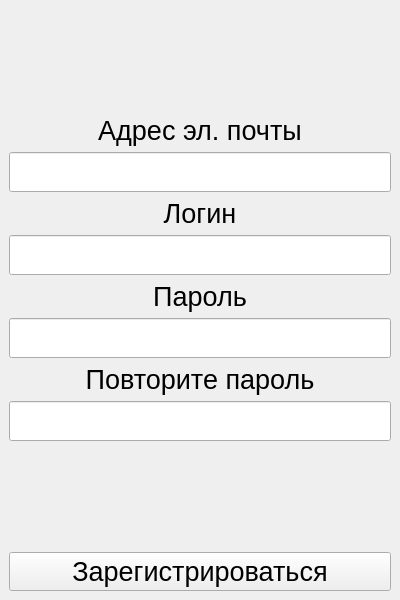
The window that client/registration.ui (YFender/Messenger) describes before a commit, drawn with Qt 5.
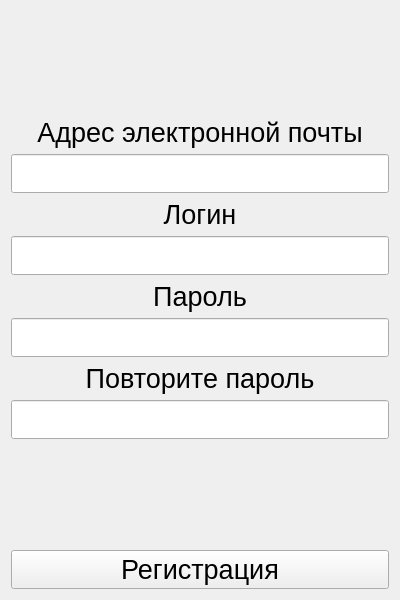
The same window after the commit.

Patch:
```diff
--- a/client/registration.ui
+++ b/client/registration.ui
@@ -1,7 +1,7 @@
 <?xml version="1.0" encoding="UTF-8"?>
 <ui version="4.0">
  <class>Registration</class>
- <widget class="QMainWindow" name="Registration">
+ <widget class="QWidget" name="Registration">
   <property name="geometry">
    <rect>
     <x>0</x>
@@ -25,12 +25,9 @@
   <property name="windowTitle">
    <string>MainWindow</string>
   </property>
-  <widget class="QWidget" name="centralwidget">
    <layout class="QVBoxLayout" name="verticalLayout">
     <item>
-     <layout class="QVBoxLayout" name="verticalLayout_2">
-      <item>
-       <spacer name="verticalSpacer">
+    <spacer name="verticalSpacer_2">
         <property name="orientation">
          <enum>Qt::Vertical</enum>
         </property>
@@ -43,14 +40,14 @@
        </spacer>
       </item>
       <item>
-       <widget class="QLabel" name="label">
+    <widget class="QLabel" name="label_email">
         <property name="font">
          <font>
           <pointsize>20</pointsize>
          </font>
         </property>
         <property name="text">
-         <string>Адрес эл. почты</string>
+      <string>Адрес электронной почты</string>
         </property>
         <property name="alignment">
          <set>Qt::AlignCenter</set>
@@ -59,22 +56,15 @@
       </item>
       <item>
        <widget class="QLineEdit" name="lineEdit_email">
-        <property name="sizePolicy">
-         <sizepolicy hsizetype="Expanding" vsizetype="Preferred">
-          <horstretch>0</horstretch>
-          <verstretch>0</verstretch>
-         </sizepolicy>
-        </property>
-        <property name="minimumSize">
-         <size>
-          <width>0</width>
-          <height>40</height>
-         </size>
+     <property name="font">
+      <font>
+       <pointsize>20</pointsize>
+      </font>
         </property>
        </widget>
       </item>
       <item>
-       <widget class="QLabel" name="label_2">
+    <widget class="QLabel" name="label_login">
         <property name="font">
          <font>
           <pointsize>20</pointsize>
@@ -90,22 +80,15 @@
       </item>
       <item>
        <widget class="QLineEdit" name="lineEdit_login">
-        <property name="sizePolicy">
-         <sizepolicy hsizetype="Expanding" vsizetype="Preferred">
-          <horstretch>0</horstretch>
-          <verstretch>0</verstretch>
-         </sizepolicy>
-        </property>
-        <property name="minimumSize">
-         <size>
-          <width>0</width>
-          <height>40</height>
-         </size>
+     <property name="font">
+      <font>
+       <pointsize>20</pointsize>
+      </font>
         </property>
        </widget>
       </item>
       <item>
-       <widget class="QLabel" name="label_3">
+    <widget class="QLabel" name="label_password">
         <property name="font">
          <font>
           <pointsize>20</pointsize>
@@ -121,22 +104,18 @@
       </item>
       <item>
        <widget class="QLineEdit" name="lineEdit_password">
-        <property name="sizePolicy">
-         <sizepolicy hsizetype="Expanding" vsizetype="Preferred">
-          <horstretch>0</horstretch>
-          <verstretch>0</verstretch>
-         </sizepolicy>
-        </property>
-        <property name="minimumSize">
-         <size>
-          <width>0</width>
-          <height>40</height>
-         </size>
+     <property name="font">
+      <font>
+       <pointsize>20</pointsize>
+      </font>
+     </property>
+     <property name="echoMode">
+      <enum>QLineEdit::Password</enum>
         </property>
        </widget>
       </item>
       <item>
-       <widget class="QLabel" name="label_4">
+    <widget class="QLabel" name="label_retype_passeord">
         <property name="font">
          <font>
           <pointsize>20</pointsize>
@@ -151,17 +130,19 @@
        </widget>
       </item>
       <item>
-       <widget class="QLineEdit" name="lineEdit_retypepass">
-        <property name="minimumSize">
-         <size>
-          <width>0</width>
-          <height>40</height>
-         </size>
+    <widget class="QLineEdit" name="lineEdit_password_2">
+     <property name="font">
+      <font>
+       <pointsize>20</pointsize>
+      </font>
+     </property>
+     <property name="echoMode">
+      <enum>QLineEdit::Password</enum>
         </property>
        </widget>
       </item>
       <item>
-       <spacer name="verticalSpacer_3">
+    <spacer name="verticalSpacer">
         <property name="orientation">
          <enum>Qt::Vertical</enum>
         </property>
@@ -181,14 +162,11 @@
          </font>
         </property>
         <property name="text">
-         <string>Зарегистрироваться</string>
+      <string>Регистрация</string>
         </property>
        </widget>
       </item>
      </layout>
-    </item>
-   </layout>
-  </widget>
  </widget>
  <resources/>
  <connections/>
```
Left out of the diff: 2 changed lines with no effect on the pictures. Lines whose indentation alone changed are shown as unchanged.
